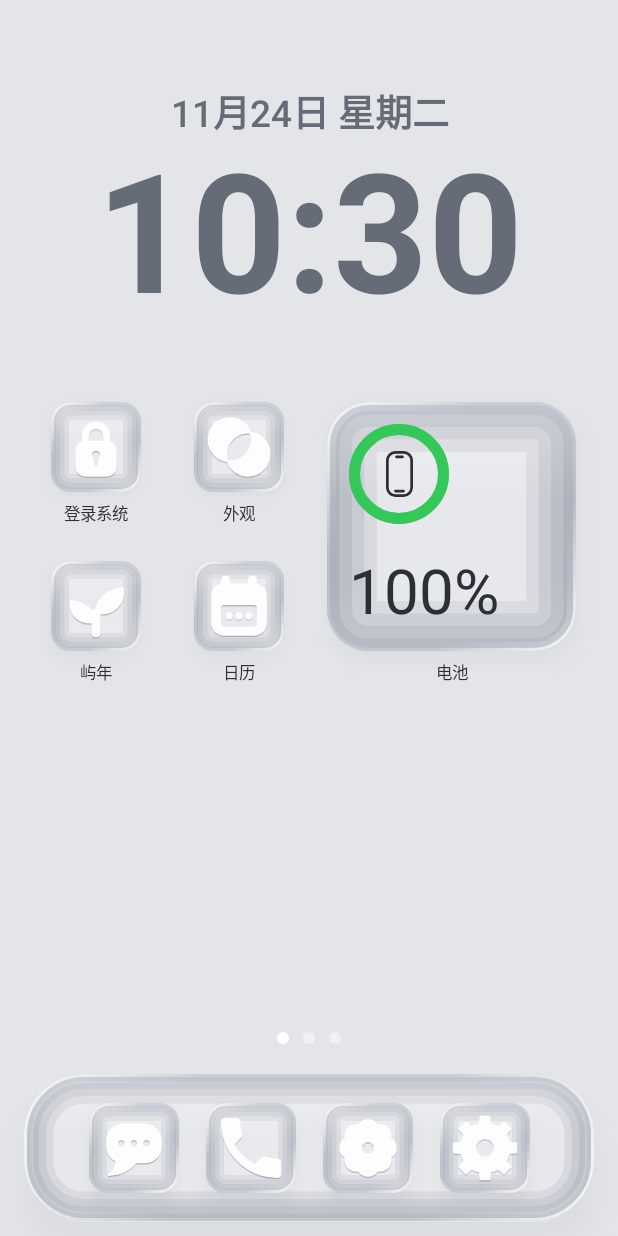
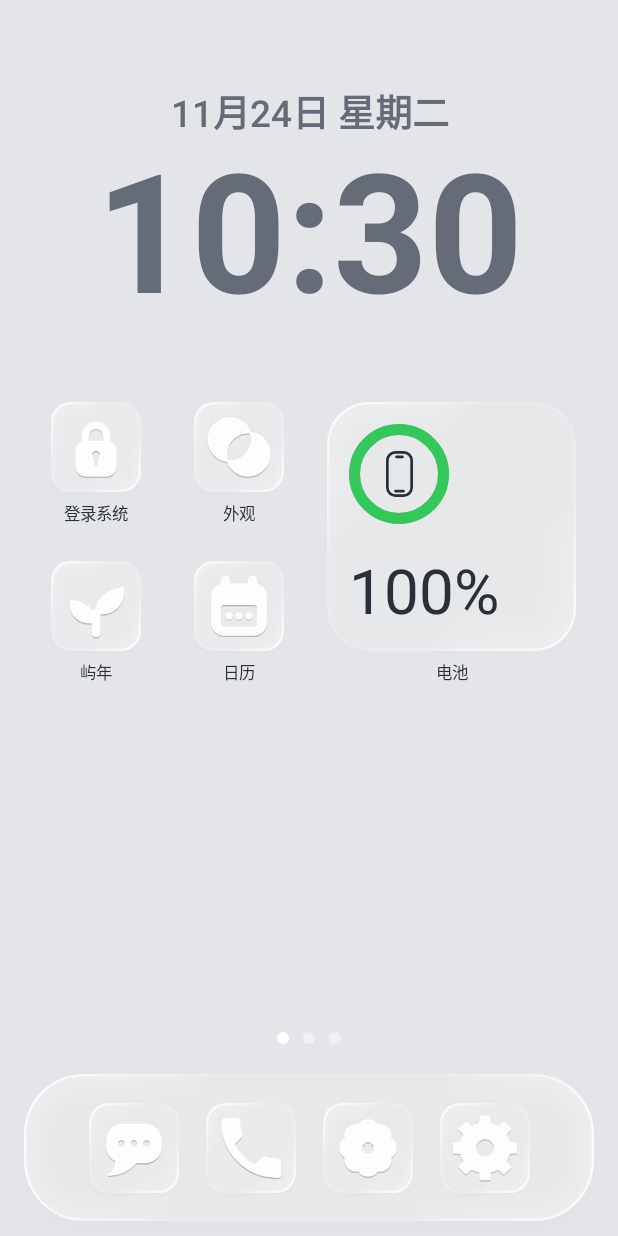
Before and after one commit to yuh25505-cell/dev_island, an Android app built with Jetpack Compose: the screen it shows after launch (MainActivity), on a phone screen of 412 x 824 dp. Run offline under Robolectric (Android 15) with nearby library versions, the phone set to English and light mode, and no system bars.

Commit message:
液态玻璃重做：真实凸面折射、新增厚度、去掉一圈圈暗条纹、升版本 0.37

```diff
--- a/app/build.gradle.kts
+++ b/app/build.gradle.kts
@@ -11,8 +11,8 @@ android {
         applicationId = "com.island.phone"
         minSdk = 26
         targetSdk = 36
-        versionCode = 36
-        versionName = "0.36"
+        versionCode = 37
+        versionName = "0.37"
     }
 
     val keystorePath = System.getenv("KEYSTORE_PATH")
--- a/core/ui/src/main/java/com/island/phone/core/ui/glass/GlassLens.kt
+++ b/core/ui/src/main/java/com/island/phone/core/ui/glass/GlassLens.kt
@@ -15,13 +15,14 @@ internal class GlassLens {
         height: Float,
         radius: Float,
         zone: Float,
-        refraction: Float,
+        index: Float,
+        thick: Float,
         dispersion: Float,
         magnify: Float,
     ) {
         if (Build.VERSION.SDK_INT < Build.VERSION_CODES.TIRAMISU) return
         val lens = (impl as? LensImpl) ?: LensImpl().also { impl = it }
-        lens.apply(layer, width, height, radius, zone, refraction, dispersion, magnify)
+        lens.apply(layer, width, height, radius, zone, index, thick, dispersion, magnify)
     }
 }
 
@@ -36,16 +37,18 @@ private class LensImpl {
         height: Float,
         radius: Float,
         zone: Float,
-        refraction: Float,
+        index: Float,
+        thick: Float,
         dispersion: Float,
         magnify: Float,
     ) {
-        val now = floatArrayOf(width, height, radius, zone, refraction, dispersion, magnify)
+        val now = floatArrayOf(width, height, radius, zone, index, thick, dispersion, magnify)
         if (last?.contentEquals(now) == true) return
         shader.setFloatUniform("size", width, height)
         shader.setFloatUniform("radius", radius)
         shader.setFloatUniform("zone", zone)
-        shader.setFloatUniform("refraction", refraction)
+        shader.setFloatUniform("index", index)
+        shader.setFloatUniform("thick", thick)
         shader.setFloatUniform("dispersion", dispersion)
         shader.setFloatUniform("magnify", magnify)
         layer.renderEffect = android.graphics.RenderEffect
@@ -60,7 +63,8 @@ uniform shader content;
 uniform float2 size;
 uniform float radius;
 uniform float zone;
-uniform float refraction;
+uniform float index;
+uniform float thick;
 uniform float dispersion;
 uniform float magnify;
 
@@ -72,10 +76,14 @@ half4 main(float2 p) {
     float2 m = max(d, float2(0.0));
     float outer = length(m);
     float sd = outer + min(max(d.x, d.y), 0.0) - radius;
-    float depth = clamp(-sd / max(zone, 1.0), 0.0, 1.0);
-    float u = 1.0 - depth;
-    float slope = u / sqrt(max(1.0 - u * u, 0.04));
-    float k = min(slope, 2.5) / 2.5;
+    float t = clamp(-sd / max(zone, 1.0), 0.0, 1.0);
+    float u = max(1.0 - t, 0.0001);
+    float u3 = u * u * u;
+    float u4 = u3 * u;
+    float slope = min(u3 / pow(max(1.0 - u4, 0.001), 0.75), 12.0);
+    float alpha = atan(slope);
+    float beta = asin(clamp(sin(alpha) / max(index, 1.0), -1.0, 1.0));
+    float shift = tan(alpha - beta) * thick;
     float2 dir;
     if (outer > 0.0001) {
         dir = normalize(m) * sign(q);
@@ -86,9 +94,8 @@ half4 main(float2 p) {
     }
     float zoom = 1.0 + magnify * 0.3;
     float2 base = c + q / zoom;
-    float2 bend = dir * k * refraction * zone * 1.1;
-    float2 spread = dir * k * dispersion * zone * 0.4;
-    float2 sp = base - bend;
+    float2 sp = base - dir * shift;
+    float2 spread = dir * shift * dispersion * 0.6;
     float2 lo = float2(0.5);
     float2 hi = size - float2(0.5);
     float2 pr = clamp(sp - spread, lo, hi);
--- a/core/ui/src/main/java/com/island/phone/core/ui/glass/GlassSettings.kt
+++ b/core/ui/src/main/java/com/island/phone/core/ui/glass/GlassSettings.kt
@@ -13,19 +13,26 @@ enum class GlassParam(
     val default: Float,
     val unit: GlassUnit,
 ) {
-    BLUR("模糊", 0f, 60f, 10f, GlassUnit.INT),
-    REFRACTION("折射", 0f, 1f, 0.65f, GlassUnit.PERCENT),
-    EDGE("边缘宽度", 0f, 12f, 2f, GlassUnit.ONE_DECIMAL),
-    DISPERSION("色散", 0f, 1f, 0.12f, GlassUnit.PERCENT),
+    BLUR("模糊", 0f, 60f, 6f, GlassUnit.INT),
+    REFRACTION("折射", 0f, 1f, 1f, GlassUnit.PERCENT),
+    THICKNESS("厚度", 0f, 1f, 0.6f, GlassUnit.PERCENT),
+    EDGE("边缘宽度", 0f, 12f, 2.7f, GlassUnit.ONE_DECIMAL),
+    DISPERSION("色散", 0f, 1f, 0.08f, GlassUnit.PERCENT),
     MAGNIFY("放大", 0f, 1f, 0.2f, GlassUnit.PERCENT),
-    TINT("着色", 0f, 2f, 1f, GlassUnit.PERCENT),
+    TINT("着色", 0f, 2f, 0.8f, GlassUnit.PERCENT),
     SATURATION("饱和度", 0f, 2f, 1f, GlassUnit.PERCENT),
     HIGHLIGHT("高光", 0f, 2f, 1f, GlassUnit.PERCENT),
-    SHADOW("阴影", 0f, 2f, 1f, GlassUnit.PERCENT),
+    SHADOW("阴影", 0f, 2f, 0.3f, GlassUnit.PERCENT),
 }
 
 class GlassSettings private constructor(context: Context) {
     private val prefs = context.getSharedPreferences("glass_prefs", Context.MODE_PRIVATE)
+
+    init {
+        if (prefs.getInt(LOOK_KEY, 0) < LOOK_VERSION) {
+            prefs.edit().clear().putInt(LOOK_KEY, LOOK_VERSION).apply()
+        }
+    }
 
     private val states = GlassParam.entries.associateWith { param ->
         mutableStateOf(prefs.getFloat(param.name, param.default).coerceIn(param.min, param.max))
@@ -41,7 +48,7 @@ class GlassSettings private constructor(context: Context) {
 
     fun reset() {
         GlassParam.entries.forEach { states.getValue(it).value = it.default }
-        prefs.edit().clear().apply()
+        prefs.edit().clear().putInt(LOOK_KEY, LOOK_VERSION).apply()
     }
 
     val isDefault: Boolean
@@ -49,6 +56,7 @@ class GlassSettings private constructor(context: Context) {
 
     val blur: Float get() = valueOf(GlassParam.BLUR)
     val refraction: Float get() = valueOf(GlassParam.REFRACTION)
+    val thickness: Float get() = valueOf(GlassParam.THICKNESS)
     val edge: Float get() = valueOf(GlassParam.EDGE)
     val dispersion: Float get() = valueOf(GlassParam.DISPERSION)
     val magnify: Float get() = valueOf(GlassParam.MAGNIFY)
@@ -58,9 +66,12 @@ class GlassSettings private constructor(context: Context) {
     val shadow: Float get() = valueOf(GlassParam.SHADOW)
 
     val lensActive: Boolean
-        get() = refraction > 0.001f || dispersion > 0.001f || magnify > 0.001f
+        get() = (refraction > 0.001f && thickness > 0.001f) || magnify > 0.001f
 
     companion object {
+        private const val LOOK_KEY = "look_version"
+        private const val LOOK_VERSION = 2
+
         @Volatile
         private var instance: GlassSettings? = null
 
--- a/core/ui/src/main/java/com/island/phone/core/ui/glass/GlassSurface.kt
+++ b/core/ui/src/main/java/com/island/phone/core/ui/glass/GlassSurface.kt
@@ -83,12 +83,11 @@ private fun DrawScope.drawGlass(
 ) {
     if (settings.blur < 0f || settings.saturation < 0f) return
     val outline = shape.createOutline(size, layoutDirection, this)
-    val edgePx = settings.edge.dp.toPx()
     val blurOn = backdrop != null && backdrop.blurSupported
     val minDim = min(size.width, size.height)
     val half = minDim / 2f
-    val zone = ((minDim * 0.2f).coerceIn(10.dp.toPx(), 34.dp.toPx()) *
-        (max(settings.edge, 0.5f) / 2f)).coerceIn(1f, max(half, 1f))
+    val zone = ((minDim * 0.22f).coerceIn(10.dp.toPx(), 30.dp.toPx()) *
+        (max(settings.edge, 0.5f) / 2.7f)).coerceIn(1f, max(half, 1f))
     if (backdrop != null && blurOn) {
         val delta = origin - backdrop.origin
         if (lensLayer != null) {
@@ -108,7 +107,8 @@ private fun DrawScope.drawGlass(
                 size.height,
                 radius,
                 zone,
-                settings.refraction,
+                1f + settings.refraction * 0.5f,
+                settings.thickness * zone * 1.6f,
                 settings.dispersion,
                 settings.magnify
             )
@@ -118,30 +118,20 @@ private fun DrawScope.drawGlass(
         }
     }
     drawRect((if (blurOn) glass.tint else glass.tintFallback).scaleAlpha(settings.tint))
-    val shadeStrength = settings.shadow
-    for (i in 0 until 4) {
-        val f = 1f - i / 4f
-        drawOutline(
-            outline,
-            glass.innerShade.scaleAlpha(0.6f * shadeStrength),
-            style = Stroke(zone * 2f * f)
+    val glowEdge = glass.rimLight.scaleAlpha(settings.highlight * 0.07f)
+    val glowMid = glass.rimLight.scaleAlpha(settings.highlight * 0.02f)
+    val glow = Brush.linearGradient(
+        0f to glowEdge,
+        0.35f to glowMid,
+        0.65f to glowMid,
+        1f to glowEdge,
+        start = Offset.Zero,
+        end = Offset(size.width, size.height)
     )
+    for (i in 0 until 5) {
+        drawOutline(outline, glow, style = Stroke(zone * (1.6f - i * 0.3f)))
     }
-    drawRect(
-        Brush.verticalGradient(
-            colors = listOf(glass.highlight.scaleAlpha(settings.highlight), Color.Transparent),
-            startY = 0f,
-            endY = size.height * 0.4f
-        )
-    )
-    drawRect(
-        Brush.verticalGradient(
-            colors = listOf(Color.Transparent, glass.highlight.scaleAlpha(settings.highlight * 0.5f)),
-            startY = size.height * 0.72f,
-            endY = size.height
-        )
-    )
-    if (edgePx > 0.05f) {
+    val rimPx = 1.6.dp.toPx()
     val rim = Brush.linearGradient(
         0f to glass.rimLight.scaleAlpha(settings.highlight),
         0.3f to glass.rimDark,
@@ -150,15 +140,5 @@ private fun DrawScope.drawGlass(
         start = Offset.Zero,
         end = Offset(size.width, size.height)
     )
-        val glow = Brush.linearGradient(
-            0f to glass.rimLight.scaleAlpha(settings.highlight * 0.3f),
-            0.3f to Color.Transparent,
-            0.7f to Color.Transparent,
-            1f to glass.rimLight.scaleAlpha(settings.highlight * 0.3f),
-            start = Offset.Zero,
-            end = Offset(size.width, size.height)
-        )
-        drawOutline(outline, glow, style = Stroke(edgePx * 6f))
-        drawOutline(outline, rim, style = Stroke(edgePx * 2f))
+    drawOutline(outline, rim, style = Stroke(rimPx * 2f))
 }
-}
```
Lines whose indentation alone changed are shown as unchanged.
